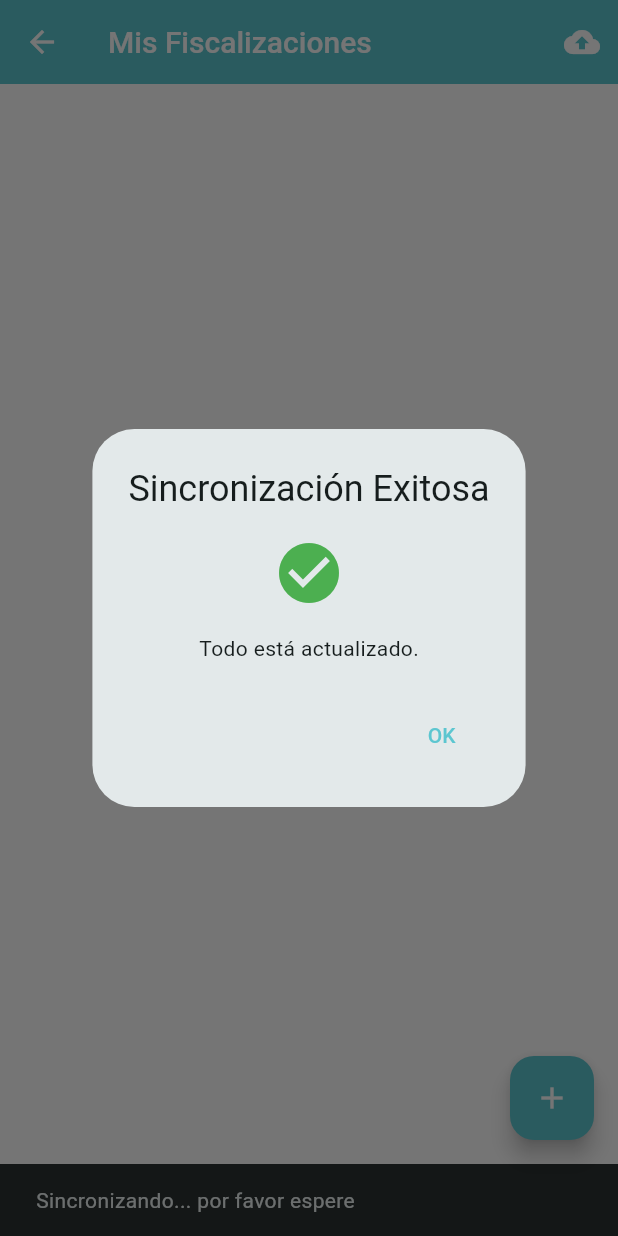
After one commit to vladimir1314/fiscaGis, a Flutter app: the FiscalizacionesListScreen screen opened directly, after a tap on the "cloud upload" icon, on a phone screen of 412 x 824 dp. The commit adds this screen. Run offline on Flutter 3.47's test engine with Material 3 defaults, Android fonts, the phone set to English and light mode, and no system bars; our stand-ins replace flutter_map, geolocator, image_picker, latlong2, sqflite, sqflite_common_ffi_web; accounts and stored records are empty.

Commit message:
feat: Fiscalizacion List, Sync, Offline DB, and UI improvements v5

```diff
--- a/lib/features/dashboard/dashboard_screen.dart
+++ b/lib/features/dashboard/dashboard_screen.dart
@@ -1,5 +1,6 @@
 import 'package:fiscagis/core/theme/app_colors.dart';
 import 'package:fiscagis/features/fiscalizacion/fiscalizacion_screen.dart';
+import 'package:fiscagis/features/fiscalizacion/fiscalizaciones_list_screen.dart'; // Fixed import
 import 'package:flutter/material.dart';
 
 class DashboardScreen extends StatelessWidget {
@@ -113,9 +114,10 @@ class DashboardScreen extends StatelessWidget {
   }
 
   void _navigateToFiscalizacion(BuildContext context, int initialIndex) {
+    // Now we redirect to List Screen effectively acting as the main entry
     Navigator.of(context).push(
       MaterialPageRoute(
-        builder: (context) => FiscalizacionScreen(initialIndex: initialIndex),
+        builder: (context) => const FiscalizacionesListScreen(),
       ),
     );
   }
--- a/lib/features/fiscalizacion/data/fiscalizacion_models.dart
+++ b/lib/features/fiscalizacion/data/fiscalizacion_models.dart
@@ -16,6 +16,7 @@ class PredioModel {
   double? y;
   String? cFirma;
   DateTime? createdAt;
+  bool isSynced;
 
   PredioModel({
     this.idPredio,
@@ -35,6 +36,7 @@ class PredioModel {
     this.y,
     this.cFirma,
     this.createdAt,
+    this.isSynced = false,
   });
 }
 
--- a/lib/features/fiscalizacion/data/fiscalizacion_service.dart
+++ b/lib/features/fiscalizacion/data/fiscalizacion_service.dart
@@ -1,13 +1,15 @@
+import 'dart:convert';
 import 'package:fiscagis/features/fiscalizacion/data/fiscalizacion_models.dart';
 import 'package:fiscagis/features/fiscalizacion/data/local_database.dart';
 import 'package:flutter/foundation.dart';
+import 'package:http/http.dart' as http;
 
 class FiscalizacionService extends ChangeNotifier {
   // Singleton
   static final FiscalizacionService _instance = FiscalizacionService._internal();
   factory FiscalizacionService() => _instance;
   FiscalizacionService._internal() {
-    _initRepository();
+    // We don't auto-load a specific ID anymore on init, or we load list
   }
 
   final _db = LocalDatabase.instance;
@@ -17,47 +19,48 @@ class FiscalizacionService extends ChangeNotifier {
   List<ConstruccionModel> construcciones = [];
   FotoModel foto = FotoModel();
 
-  Future<void> _initRepository() async {
-    // Attempt to load existing data
-    // For demo, we assume we are working with specific ID '11628'
-    const targetId = '11628';
+  // List State
+  List<PredioModel> allFiscalizaciones = []; // Summary list
 
-    // 1. Get Predio
-    final loadedPredio = await _db.getPredio(targetId);
-    if (loadedPredio != null) {
-      predio = loadedPredio;
-    } else {
-      // Initialize with default if not found (First Run)
-      predio = PredioModel(
-        idPredio: targetId,
-        idPropietario: '9923',
-        nombrePropietario: 'HINOSTROZA GUTIERREZ FORTUNATO',
-        direccion: 'CALLE SIN NOMBRE',
-        numero: '167 N',
-        createdAt: DateTime.now(),
-      );
-      await _db.insertOrUpdatePredio(predio);
-    }
+  // --- List Management ---
 
-    // 2. Get Construcciones
-    construcciones = await _db.getConstrucciones(targetId);
-    if (construcciones.isEmpty) {
-       // Optional: Add mock if empty
-       // ...
-    }
-
-    // 3. Get Foto
-    final loadedFoto = await _db.getFoto(targetId);
-    if (loadedFoto != null) {
-      foto = loadedFoto;
-    } else {
-       foto = FotoModel(idPredio: targetId);
-    }
-
+  Future<void> loadAll() async {
+    allFiscalizaciones = await _db.getAllPredios();
     notifyListeners();
   }
 
-  // --- Methods ---
+  Future<void> startNewInspection() async {
+    // Generate new unique ID
+    final newId = DateTime.now().millisecondsSinceEpoch.toString();
+
+    predio = PredioModel(
+      idPredio: newId,
+      createdAt: DateTime.now(),
+      // Defaults or Empty?
+      nombrePropietario: '',
+      direccion: '',
+      numero: '',
+    );
+    construcciones = [];
+    foto = FotoModel(idPredio: newId);
+
+    // Save initial draft
+    await _db.insertOrUpdatePredio(predio);
+    notifyListeners();
+  }
+
+  Future<void> loadInspection(String id) async {
+    final loaded = await _db.getPredio(id);
+    if (loaded != null) {
+      predio = loaded;
+      construcciones = await _db.getConstrucciones(id);
+      final loadedFoto = await _db.getFoto(id);
+      foto = loadedFoto ?? FotoModel(idPredio: id);
+      notifyListeners();
+    }
+  }
+
+  // --- CRUD Methods ---
 
   Future<void> updatePredio(PredioModel newPredio) async {
     predio = newPredio;
@@ -66,6 +69,8 @@ class FiscalizacionService extends ChangeNotifier {
   }
 
   Future<void> addConstruccion(ConstruccionModel construccion) async {
+    // Ensure FK is set
+    construccion.idPredio = predio.idPredio ?? '';
     construcciones.add(construccion);
     await _db.insertConstruccion(construccion);
     notifyListeners();
@@ -78,7 +83,6 @@ class FiscalizacionService extends ChangeNotifier {
   }
 
   Future<void> updateFoto(FotoModel newFoto) async {
-    // Generate UUID if needed
     if (newFoto.idCaptura == null) {
         newFoto.idCaptura = DateTime.now().millisecondsSinceEpoch.toString();
     }
@@ -90,7 +94,7 @@ class FiscalizacionService extends ChangeNotifier {
   // --- SYNC ---
   bool isSyncing = false;
 
-  Future<String> synchronize() async {
+  Future<SyncResult> synchronize() async {
      try {
        isSyncing = true;
        notifyListeners();
@@ -104,25 +108,81 @@ class FiscalizacionService extends ChangeNotifier {
        if (total == 0) {
          isSyncing = false;
          notifyListeners();
-         return "Nada pendiente de sincronizar.";
+         return SyncResult(success: true, message: "Todo está actualizado.", count: 0);
        }
 
-       // 2. Mock API Sending loop
-       await Future.delayed(const Duration(seconds: 2)); // Simulate network
+       // 2. Real API Sending loop
+       final url = Uri.parse('https://jsonplaceholder.typicode.com/posts');
+       int successCount = 0;
 
-       // 3. Mark as synced
-       for (var r in unsyncedPredios) await _db.markSynced('predio', 'id_predio', r['id_predio']);
-       for (var r in unsyncedConst) await _db.markSynced('construccion', 'id', r['id']);
-       for (var r in unsyncedFotos) await _db.markSynced('foto', 'id_captura', r['id_captura']);
+       // Send Predios
+       for (var item in unsyncedPredios) {
+         try {
+            final resp = await http.post(
+              url,
+              headers: {"Content-Type": "application/json"},
+              body: jsonEncode(item),
+            );
+            if (resp.statusCode == 200 || resp.statusCode == 201) {
+              await _db.markSynced('predio', 'id_predio', item['id_predio']);
+              successCount++;
+            }
+         } catch(e) { print(e); }
+       }
+
+        // Send Construcciones
+       for (var item in unsyncedConst) {
+         try {
+           final resp = await http.post(
+             url,
+             headers: {"Content-Type": "application/json"},
+             body: jsonEncode(item),
+           );
+           if (resp.statusCode == 200 || resp.statusCode == 201) {
+             await _db.markSynced('construccion', 'id', item['id']);
+             successCount++;
+           }
+         } catch(e) { print(e); }
+       }
+
+        // Send Fotos
+       for (var item in unsyncedFotos) {
+         try {
+           final resp = await http.post(
+             url,
+             headers: {"Content-Type": "application/json"},
+             body: jsonEncode(item),
+           );
+           if (resp.statusCode == 200 || resp.statusCode == 201) {
+             await _db.markSynced('foto', 'id_captura', item['id_captura']);
+             successCount++;
+           }
+         } catch(e) { print(e); }
+       }
 
        isSyncing = false;
+       await loadAll(); // Refresh list to update sync icons
        notifyListeners();
-       return "Sincronización Exitosa: $total registros enviados.";
+       return SyncResult(
+         success: successCount > 0,
+         message: "Sincronización completada.",
+         count: successCount,
+         total: total
+       );
 
      } catch (e) {
        isSyncing = false;
        notifyListeners();
-       return "Error al sincronizar: $e";
+       return SyncResult(success: false, message: "Error de conexión: $e");
      }
   }
 }
+
+class SyncResult {
+  final bool success;
+  final String message;
+  final int count;
+  final int total;
+
+  SyncResult({required this.success, required this.message, this.count = 0, this.total = 0});
+}
--- a/lib/features/fiscalizacion/data/local_database.dart
+++ b/lib/features/fiscalizacion/data/local_database.dart
@@ -46,6 +46,7 @@ class LocalDatabase {
         x REAL,
         y REAL,
         c_firma TEXT,
+        created_at TEXT,
         is_synced INTEGER DEFAULT 0
       )
     ''');
@@ -101,6 +102,7 @@ class LocalDatabase {
       'x': item.x,
       'y': item.y,
       'c_firma': item.cFirma,
+      'created_at': item.createdAt?.toIso8601String(),
       'is_synced': 0, // Always mark unsynced on update
     };
 
@@ -139,6 +141,31 @@ class LocalDatabase {
       );
     }
     return null;
+  }
+
+  Future<List<PredioModel>> getAllPredios() async {
+    final db = await database;
+    final result = await db.query('predio', orderBy: 'created_at DESC');
+    return result.map((map) => PredioModel(
+      idPredio: map['id_predio'] as String?,
+      idPropietario: map['id_propietario'] as String?,
+      nombrePropietario: map['nombre_propietario'] as String?,
+      direccion: map['direccion'] as String?,
+      numero: map['numero'] as String?,
+      condicion: map['condicion'] as String?,
+      barrio: map['barrio'] as String?,
+      manzana: map['manzana'] as String?,
+      lote: map['lote'] as String?,
+      estado: map['estado'] as String?,
+      tipo: map['tipo'] as String?,
+      uso: map['uso'] as String?,
+      clasificacion: map['clasificacion'] as String?,
+      x: map['x'] as double?,
+      y: map['y'] as double?,
+      cFirma: map['c_firma'] as String?,
+      isSynced: (map['is_synced'] as int? ?? 0) == 1,
+      // createdAt is missing in DB schema but useful for sorting
+    )).toList();
   }
 
   // --- CRUD CONSTRUCCION ---
--- /dev/null
+++ b/lib/features/fiscalizacion/fiscalizaciones_list_screen.dart
@@ -0,0 +1,139 @@
+import 'package:fiscagis/core/theme/app_colors.dart';
+import 'package:fiscagis/features/fiscalizacion/data/fiscalizacion_models.dart';
+import 'package:fiscagis/features/fiscalizacion/data/fiscalizacion_service.dart';
+import 'package:fiscagis/features/fiscalizacion/fiscalizacion_screen.dart';
+import 'package:flutter/material.dart';
+
+class FiscalizacionesListScreen extends StatefulWidget {
+  const FiscalizacionesListScreen({super.key});
+
+  @override
+  State<FiscalizacionesListScreen> createState() => _FiscalizacionesListScreenState();
+}
+
+class _FiscalizacionesListScreenState extends State<FiscalizacionesListScreen> {
+  final _service = FiscalizacionService();
+
+  @override
+  void initState() {
+    super.initState();
+    _refresh();
+    _service.addListener(_onServiceUpdate);
+  }
+
+  @override
+  void dispose() {
+    _service.removeListener(_onServiceUpdate);
+    super.dispose();
+  }
+
+  void _onServiceUpdate() {
+   if (mounted) setState(() {});
+  }
+
+  void _refresh() {
+    _service.loadAll();
+  }
+
+  void _goToDetail(BuildContext context) {
+    Navigator.push(
+      context,
+      MaterialPageRoute(builder: (_) => const FiscalizacionScreen()),
+    ).then((_) => _refresh());
+  }
+
+  @override
+  Widget build(BuildContext context) {
+    final list = _service.allFiscalizaciones;
+
+    return Scaffold(
+      appBar: AppBar(
+        title: const Text('Mis Fiscalizaciones'),
+        backgroundColor: AppColors.primary,
+        foregroundColor: Colors.white,
+        actions: [
+          IconButton(
+            onPressed: _service.isSyncing
+              ? null
+              : () async {
+                  // Show loading snackbar
+                  ScaffoldMessenger.of(context).showSnackBar(
+                    const SnackBar(content: Text('Sincronizando... por favor espere')),
+                  );
+
+                  final result = await _service.synchronize();
+
+                  if (mounted) {
+                     showDialog(
+                       context: context,
+                       builder: (_) => AlertDialog(
+                         title: Text(result.success ? "Sincronización Exitosa" : "Atención"),
+                         content: Column(
+                           mainAxisSize: MainAxisSize.min,
+                           children: [
+                             Icon(
+                               result.success ? Icons.check_circle : Icons.warning,
+                               color: result.success ? Colors.green : Colors.orange,
+                               size: 48,
+                             ),
+                             const SizedBox(height: 16),
+                             Text(result.message),
+                             if (result.total > 0)
+                               Text("Registros guardados: ${result.count} / ${result.total}", style: const TextStyle(fontWeight: FontWeight.bold)),
+                           ],
+                         ),
+                         actions: [
+                           TextButton(onPressed: () => Navigator.pop(context), child: const Text("OK"))
+                         ],
+                       ),
+                     );
+                  }
+                },
+            icon: _service.isSyncing
+              ? const SizedBox(width: 20, height: 20, child: CircularProgressIndicator(color: Colors.white))
+              : const Icon(Icons.cloud_upload), // Changed icon
+            tooltip: 'Sincronizar Datos',
+          )
+        ],
+      ),
+      body: list.isEmpty
+          ? const Center(child: Text('No hay inspecciones registradas.\nUsa el botón + para crear una.'))
+          : ListView.builder(
+              itemCount: list.length,
+              itemBuilder: (context, index) {
+                final PredioModel item = list[index];
+                return Card(
+                  margin: const EdgeInsets.symmetric(horizontal: 16, vertical: 8),
+                  child: ListTile(
+                    leading: CircleAvatar(
+                      backgroundColor: Colors.orange, // item.isSynced ? Colors.green : Colors.orange,
+                      child: Icon(Icons.access_time, color: Colors.white), // item.isSynced ? Colors.check : Colors.access_time
+                    ),
+                    title: Text(item.idPredio ?? 'Sin ID', style: const TextStyle(fontWeight: FontWeight.bold)),
+                    subtitle: Column(
+                      crossAxisAlignment: CrossAxisAlignment.start,
+                      children: [
+                        Text('Prop: ${item.nombrePropietario ?? '---'}'),
+                        Text('Dir: ${item.direccion ?? '---'}'),
+                      ],
+                    ),
+                    trailing: const Icon(Icons.arrow_forward_ios, size: 16),
+                    onTap: () async {
+                      await _service.loadInspection(item.idPredio!);
+                      if (mounted) _goToDetail(context);
+                    },
+                  ),
+                );
+              },
+            ),
+      floatingActionButton: FloatingActionButton(
+        onPressed: () async {
+          await _service.startNewInspection();
+          if (mounted) _goToDetail(context);
+        },
+        backgroundColor: AppColors.primary,
+        child: const Icon(Icons.add, color: Colors.white),
+      ),
+    );
+  }
+}
--- a/lib/features/fiscalizacion/forms/predio_form.dart
+++ b/lib/features/fiscalizacion/forms/predio_form.dart
@@ -144,11 +144,11 @@ class _PredioFormState extends State<PredioForm> {
   Widget _buildReadOnlyField(String label, TextEditingController ctrl) {
     return TextField(
       controller: ctrl,
-      readOnly: true,
+      // readOnly: true, // User requested editable
       decoration: InputDecoration(
         labelText: label,
-        labelStyle: TextStyle(color: AppColors.primary),
-        enabledBorder: UnderlineInputBorder(borderSide: BorderSide(color: Colors.green)),
+        labelStyle: const TextStyle(color: AppColors.primary),
+        enabledBorder: const UnderlineInputBorder(borderSide: BorderSide(color: Colors.green)),
       ),
     );
   }
--- a/pubspec.yaml
+++ b/pubspec.yaml
@@ -43,6 +43,7 @@ dependencies:
   sqlite3: ^2.9.4
   geolocator: ^14.0.2
   image_picker: ^1.2.1
+  http: ^1.6.0
 
 dev_dependencies:
   flutter_test:
```
Also changed, not shown: lib/features/fiscalizacion/forms/construccion_form.dart (+25 -10 lines), lib/main_debug.dart (added, +17 -0 lines), 1 other file.
